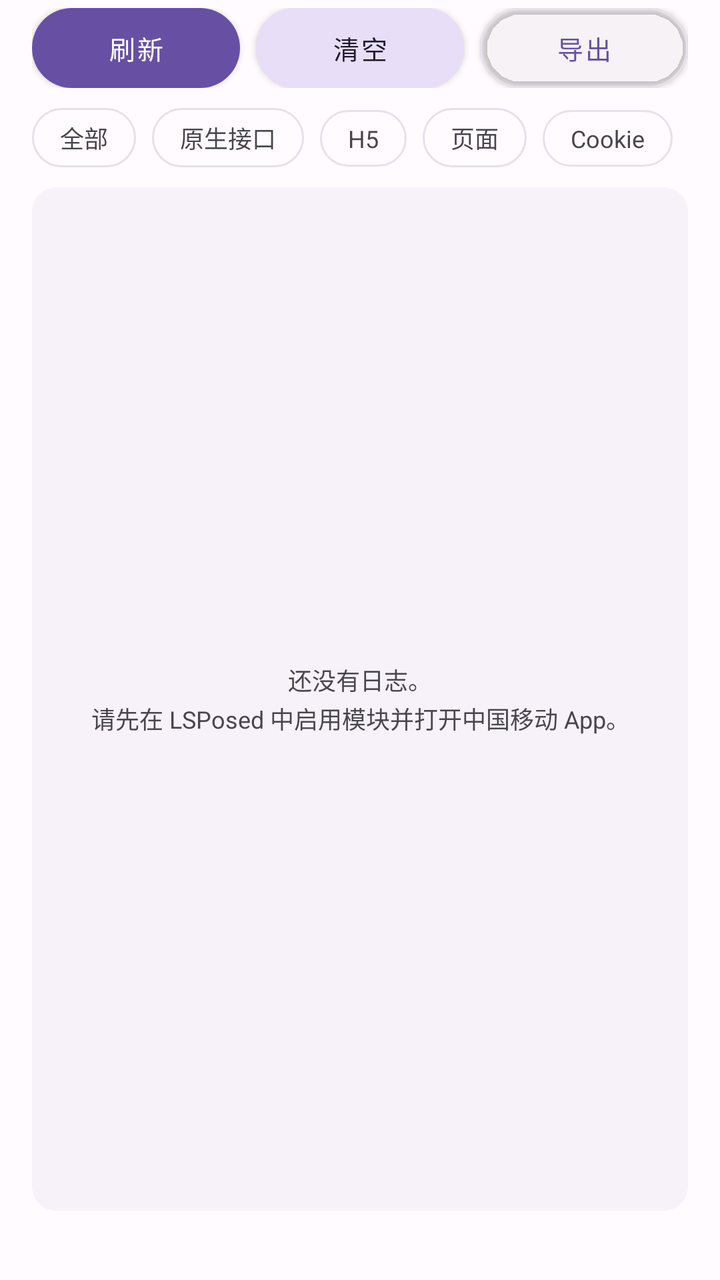
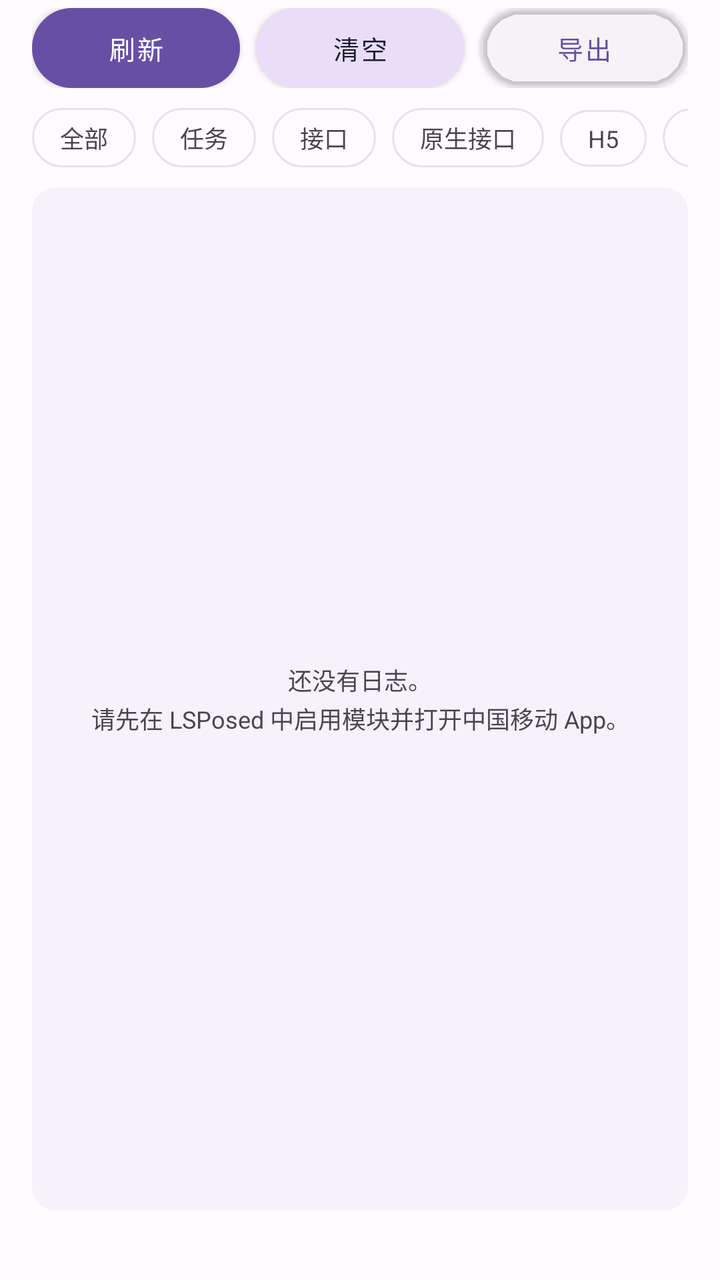

Compare the two renders of this Android layout. The source of the first and the diff that turns it into the second are given below.
<!-- AndroidManifest.xml: application theme Theme.CmccHook -->
<!-- res/layout/page_log.xml -->
<?xml version="1.0" encoding="utf-8"?>
<LinearLayout xmlns:android="http://schemas.android.com/apk/res/android"
    xmlns:app="http://schemas.android.com/apk/res-auto"
    android:layout_width="match_parent"
    android:layout_height="match_parent"
    android:orientation="vertical"
    android:paddingStart="16dp"
    android:paddingTop="4dp"
    android:paddingEnd="16dp"
    android:paddingBottom="12dp">

    <LinearLayout
        android:layout_width="match_parent"
        android:layout_height="wrap_content"
        android:orientation="horizontal">

        <com.google.android.material.button.MaterialButton
            android:id="@+id/btnRefresh"
            android:layout_width="0dp"
            android:layout_height="40dp"
            android:layout_weight="1"
            android:insetTop="0dp"
            android:insetBottom="0dp"
            android:text="@string/btn_refresh"
            android:textAllCaps="false"
            android:textColor="@color/on_primary"
            android:textSize="13sp"
            app:backgroundTint="@color/primary"
            app:cornerRadius="999dp"
            app:elevation="0dp" />

        <com.google.android.material.button.MaterialButton
            android:id="@+id/btnClear"
            android:layout_width="0dp"
            android:layout_height="40dp"
            android:layout_marginStart="8dp"
            android:layout_weight="1"
            android:insetTop="0dp"
            android:insetBottom="0dp"
            android:text="@string/btn_clear"
            android:textAllCaps="false"
            android:textColor="@color/on_secondary_container"
            android:textSize="13sp"
            app:backgroundTint="@color/secondary_container"
            app:cornerRadius="999dp"
            app:elevation="0dp" />

        <com.google.android.material.button.MaterialButton
            android:id="@+id/btnExport"
            android:layout_width="0dp"
            android:layout_height="40dp"
            android:layout_marginStart="8dp"
            android:layout_weight="1"
            android:insetTop="0dp"
            android:insetBottom="0dp"
            android:text="@string/btn_export_short"
            android:textAllCaps="false"
            android:textColor="@color/primary"
            android:textSize="13sp"
            app:backgroundTint="@android:color/transparent"
            app:cornerRadius="999dp"
            app:elevation="0dp"
            app:strokeColor="@color/divider"
            app:strokeWidth="1dp" />
    </LinearLayout>

    <HorizontalScrollView
        android:layout_width="match_parent"
        android:layout_height="wrap_content"
        android:layout_marginTop="10dp"
        android:scrollbars="none">

        <LinearLayout
            android:layout_width="wrap_content"
            android:layout_height="wrap_content"
            android:orientation="horizontal">

            <TextView
                android:id="@+id/chipAll"
                android:layout_width="wrap_content"
                android:layout_height="wrap_content"
                android:background="@drawable/bg_chip"
                android:clickable="true"
                android:focusable="true"
                android:paddingStart="14dp"
                android:paddingTop="6dp"
                android:paddingEnd="14dp"
                android:paddingBottom="6dp"
                android:text="@string/filter_all"
                android:textColor="@color/chip_text"
                android:textSize="12sp" />

            <TextView
                android:id="@+id/chipHttp"
                android:layout_width="wrap_content"
                android:layout_height="wrap_content"
                android:layout_marginStart="8dp"
                android:background="@drawable/bg_chip"
                android:clickable="true"
                android:focusable="true"
                android:paddingStart="14dp"
                android:paddingTop="6dp"
                android:paddingEnd="14dp"
                android:paddingBottom="6dp"
                android:text="@string/filter_http"
                android:textColor="@color/chip_text"
                android:textSize="12sp" />

            <TextView
                android:id="@+id/chipH5"
                android:layout_width="wrap_content"
                android:layout_height="wrap_content"
                android:layout_marginStart="8dp"
                android:background="@drawable/bg_chip"
                android:clickable="true"
                android:focusable="true"
                android:paddingStart="14dp"
                android:paddingTop="6dp"
                android:paddingEnd="14dp"
                android:paddingBottom="6dp"
                android:text="@string/filter_h5"
                android:textColor="@color/chip_text"
                android:textSize="12sp" />

            <TextView
                android:id="@+id/chipUi"
                android:layout_width="wrap_content"
                android:layout_height="wrap_content"
                android:layout_marginStart="8dp"
                android:background="@drawable/bg_chip"
                android:clickable="true"
                android:focusable="true"
                android:paddingStart="14dp"
                android:paddingTop="6dp"
                android:paddingEnd="14dp"
                android:paddingBottom="6dp"
                android:text="@string/filter_ui"
                android:textColor="@color/chip_text"
                android:textSize="12sp" />

            <TextView
                android:id="@+id/chipCookie"
                android:layout_width="wrap_content"
                android:layout_height="wrap_content"
                android:layout_marginStart="8dp"
                android:background="@drawable/bg_chip"
                android:clickable="true"
                android:focusable="true"
                android:paddingStart="14dp"
                android:paddingTop="6dp"
                android:paddingEnd="14dp"
                android:paddingBottom="6dp"
                android:text="@string/filter_cookie"
                android:textColor="@color/chip_text"
                android:textSize="12sp" />

            <TextView
                android:id="@+id/chipError"
                android:layout_width="wrap_content"
                android:layout_height="wrap_content"
                android:layout_marginStart="8dp"
                android:background="@drawable/bg_chip"
                android:clickable="true"
                android:focusable="true"
                android:paddingStart="14dp"
                android:paddingTop="6dp"
                android:paddingEnd="14dp"
                android:paddingBottom="6dp"
                android:text="@string/filter_error"
                android:textColor="@color/chip_text"
                android:textSize="12sp" />
        </LinearLayout>
    </HorizontalScrollView>

    <FrameLayout
        android:layout_width="match_parent"
        android:layout_height="0dp"
        android:layout_marginTop="10dp"
        android:layout_weight="1"
        android:background="@drawable/bg_card">

        <androidx.recyclerview.widget.RecyclerView
            android:id="@+id/logList"
            android:layout_width="match_parent"
            android:layout_height="match_parent"
            android:clipToPadding="false"
            android:paddingTop="4dp"
            android:paddingBottom="4dp"
            android:scrollbars="none" />

        <TextView
            android:id="@+id/logEmpty"
            style="@style/Caption"
            android:layout_width="match_parent"
            android:layout_height="wrap_content"
            android:layout_gravity="center"
            android:gravity="center"
            android:paddingStart="24dp"
            android:paddingEnd="24dp"
            android:text="@string/log_empty" />
    </FrameLayout>

    <TextView
        android:id="@+id/logHint"
        android:layout_width="match_parent"
        android:layout_height="wrap_content"
        android:layout_marginTop="8dp"
        android:ellipsize="end"
        android:maxLines="1"
        android:textColor="@color/text_secondary"
        android:textSize="11sp" />
</LinearLayout>
<!-- resources referenced by this layout -->
<resources>
  <color name="divider">#E7E0EC</color>
  <color name="on_primary">#FFFFFF</color>
  <color name="on_secondary_container">#1D192B</color>
  <color name="primary">#6750A4</color>
  <color name="secondary_container">#E8DEF8</color>
  <color name="text_secondary">#49454F</color>
  <!-- drawable bg_card (drawable) -->
  <?xml version="1.0" encoding="utf-8"?>
  <shape xmlns:android="http://schemas.android.com/apk/res/android"
      android:shape="rectangle">
      <solid android:color="@color/container_low" />
      <corners android:radius="12dp" />
  </shape>
  <!-- drawable bg_chip (drawable) -->
  <?xml version="1.0" encoding="utf-8"?>
  <selector xmlns:android="http://schemas.android.com/apk/res/android">
      <item android:state_selected="true">
          <shape android:shape="rectangle">
              <solid android:color="@color/primary" />
              <corners android:radius="999dp" />
          </shape>
      </item>
      <item>
          <shape android:shape="rectangle">
              <solid android:color="@android:color/transparent" />
              <stroke android:width="1dp" android:color="@color/divider" />
              <corners android:radius="999dp" />
          </shape>
      </item>
  </selector>
  <string name="btn_clear">清空</string>
  <string name="btn_export_short">导出</string>
  <string name="btn_refresh">刷新</string>
  <string name="filter_all">全部</string>
  <string name="filter_cookie">Cookie</string>
  <string name="filter_error">错误</string>
  <string name="filter_h5">H5</string>
  <string name="filter_http">原生接口</string>
  <string name="filter_ui">页面</string>
  <string name="log_empty">还没有日志。\n请先在 LSPosed 中启用模块并打开中国移动 App。</string>
  <style name="Caption">
          <item name="android:textSize">12sp</item>
          <item name="android:textColor">@color/text_secondary</item>
          <item name="android:lineSpacingExtra">2dp</item>
      </style>
  <style name="Theme.CmccHook" parent="Theme.MaterialComponents.DayNight.NoActionBar">
          <item name="colorPrimary">@color/primary</item>
          <item name="colorPrimaryVariant">@color/primary_dark</item>
          <item name="colorOnPrimary">@android:color/white</item>
          <item name="colorSecondary">@color/primary</item>
          <item name="colorOnSecondary">@android:color/white</item>
          <item name="colorSurface">@color/surface</item>
          <item name="android:colorBackground">@color/background</item>
          <item name="android:statusBarColor">@color/background</item>
          <item name="android:navigationBarColor">@color/background</item>
          <item name="android:windowLightStatusBar">true</item>
          <item name="android:windowLightNavigationBar">true</item>
          <item name="android:windowBackground">@color/background</item>
          <item name="android:textColorPrimary">@color/text_primary</item>
          <item name="android:textColorSecondary">@color/text_secondary</item>
      </style>
  <color name="container_low">#F7F2FA</color>
  <color name="primary_dark">#4F378B</color>
  <color name="surface">#FFFBFE</color>
  <color name="background">#FFFBFE</color>
  <color name="text_primary">#1C1B1F</color>
</resources>

<!-- the commit's change to res/layout/page_log.xml (unified diff, before → after) -->
@@ -91,6 +91,38 @@
                 android:textSize="12sp" />
 
             <TextView
+                android:id="@+id/chipTask"
+                android:layout_width="wrap_content"
+                android:layout_height="wrap_content"
+                android:layout_marginStart="8dp"
+                android:background="@drawable/bg_chip"
+                android:clickable="true"
+                android:focusable="true"
+                android:paddingStart="14dp"
+                android:paddingTop="6dp"
+                android:paddingEnd="14dp"
+                android:paddingBottom="6dp"
+                android:text="@string/filter_task"
+                android:textColor="@color/chip_text"
+                android:textSize="12sp" />
+
+            <TextView
+                android:id="@+id/chipApi"
+                android:layout_width="wrap_content"
+                android:layout_height="wrap_content"
+                android:layout_marginStart="8dp"
+                android:background="@drawable/bg_chip"
+                android:clickable="true"
+                android:focusable="true"
+                android:paddingStart="14dp"
+                android:paddingTop="6dp"
+                android:paddingEnd="14dp"
+                android:paddingBottom="6dp"
+                android:text="@string/filter_api"
+                android:textColor="@color/chip_text"
+                android:textSize="12sp" />
+
+            <TextView
                 android:id="@+id/chipHttp"
                 android:layout_width="wrap_content"
                 android:layout_height="wrap_content"
<!-- resource entries referenced after the edit -->
@@ -34,10 +34,12 @@
   <string name="btn_export_short">导出</string>
   <string name="btn_refresh">刷新</string>
   <string name="filter_all">全部</string>
+  <string name="filter_api">接口</string>
   <string name="filter_cookie">Cookie</string>
   <string name="filter_error">错误</string>
   <string name="filter_h5">H5</string>
   <string name="filter_http">原生接口</string>
+  <string name="filter_task">任务</string>
   <string name="filter_ui">页面</string>
   <string name="log_empty">还没有日志。\n请先在 LSPosed 中启用模块并打开中国移动 App。</string>
   <style name="Caption">
